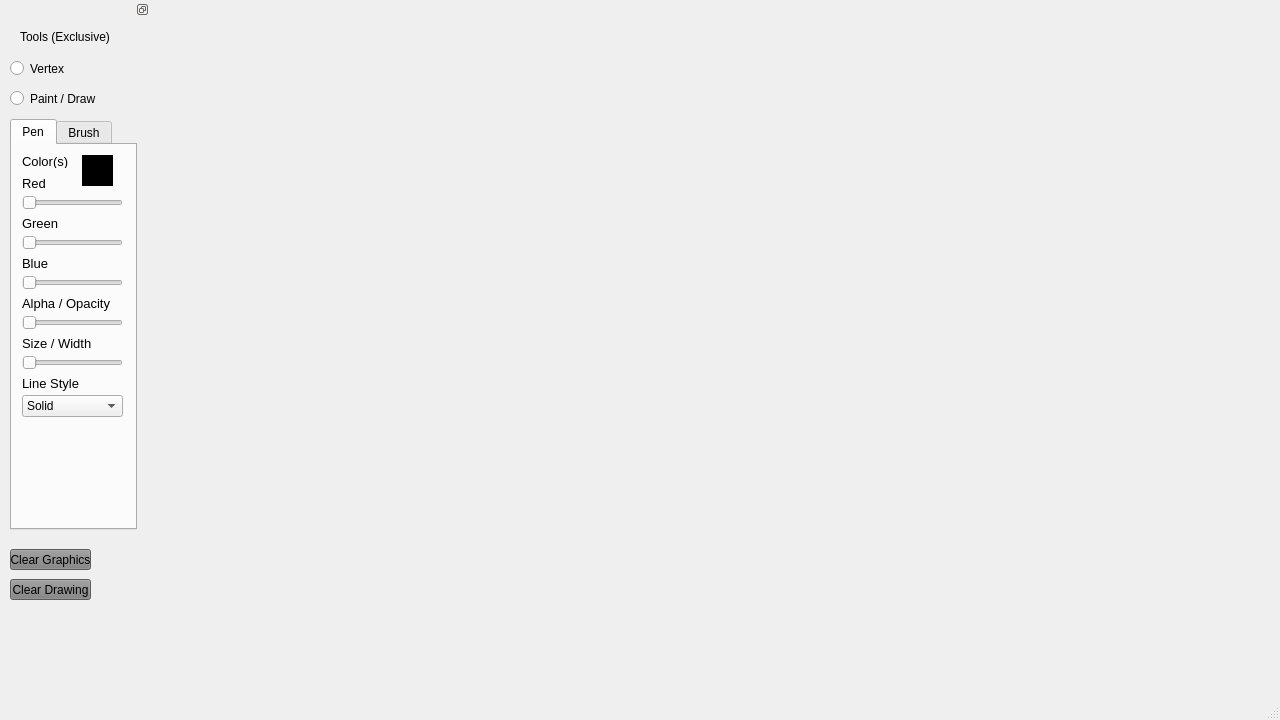
First picture: the form in mainwindow.ui, repository ChaseSinify/GraphicsGUI, before the edit.
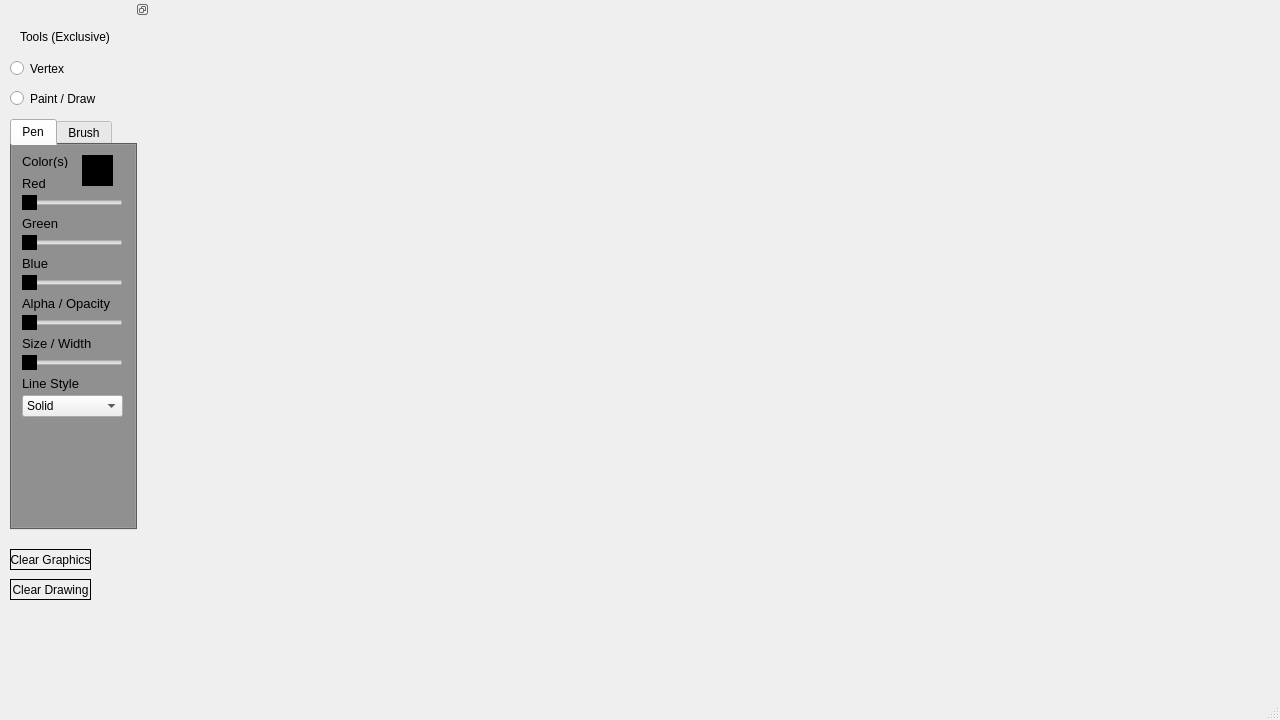
Second picture: the form after the edit. The open tabs and pages were chosen to show the change.

What changed in the file:
```diff
--- a/mainwindow.ui
+++ b/mainwindow.ui
@@ -37,9 +37,6 @@
   <property name="windowTitle">
    <string>MainWindow</string>
   </property>
-  <property name="styleSheet">
-   <string notr="true"/>
-  </property>
   <widget class="QWidget" name="centralwidget">
    <property name="sizePolicy">
     <sizepolicy hsizetype="Preferred" vsizetype="Preferred">
@@ -72,13 +69,13 @@
    <property name="minimumSize">
     <size>
      <width>150</width>
-     <height>675</height>
+     <height>659</height>
     </size>
    </property>
    <property name="maximumSize">
     <size>
      <width>150</width>
-     <height>675</height>
+     <height>659</height>
     </size>
    </property>
    <property name="baseSize">
@@ -87,6 +84,12 @@
      <height>675</height>
     </size>
    </property>
+   <property name="font">
+    <font>
+     <weight>50</weight>
+     <bold>false</bold>
+    </font>
+   </property>
    <property name="styleSheet">
     <string notr="true">background-color: &quot;#A9A9A9&quot;;</string>
    </property>
@@ -149,7 +152,7 @@
       </rect>
      </property>
      <property name="styleSheet">
-      <string notr="true">background: grey</string>
+      <string notr="true">color: black; border: 1px solid black;</string>
      </property>
      <property name="text">
       <string>Clear Graphics</string>
@@ -171,7 +174,7 @@
       </size>
      </property>
      <property name="styleSheet">
-      <string notr="true">background: grey</string>
+      <string notr="true">color: black; border: 1px solid black;</string>
      </property>
      <property name="text">
       <string>Clear Drawing</string>
@@ -186,6 +189,23 @@
        <height>411</height>
       </rect>
      </property>
+     <property name="styleSheet">
+      <string notr="true">QTabWidget {
+	color: rgb(135, 206, 235);
+	background-color: grey;
+}
+
+/*QSlider::handle {
+	background-color: red;
+}*/
+/*QSlider::groove:horizontal {
+	background-color: red;
+}*/
+QSlider::handle:horizontal {
+	background-color: black;
+	color: white;
+}</string>
+     </property>
      <property name="currentIndex">
       <number>1</number>
      </property>
```
Left out of the diff: 4 changed lines with no effect on the pictures.
